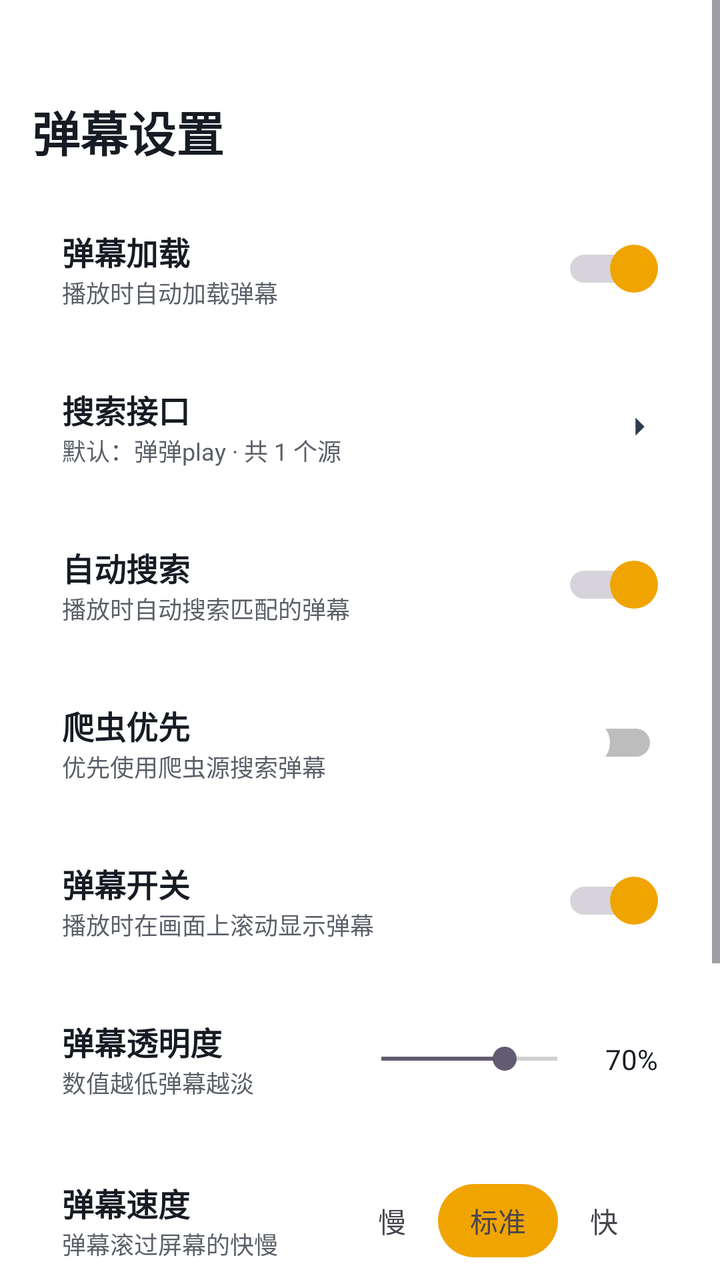
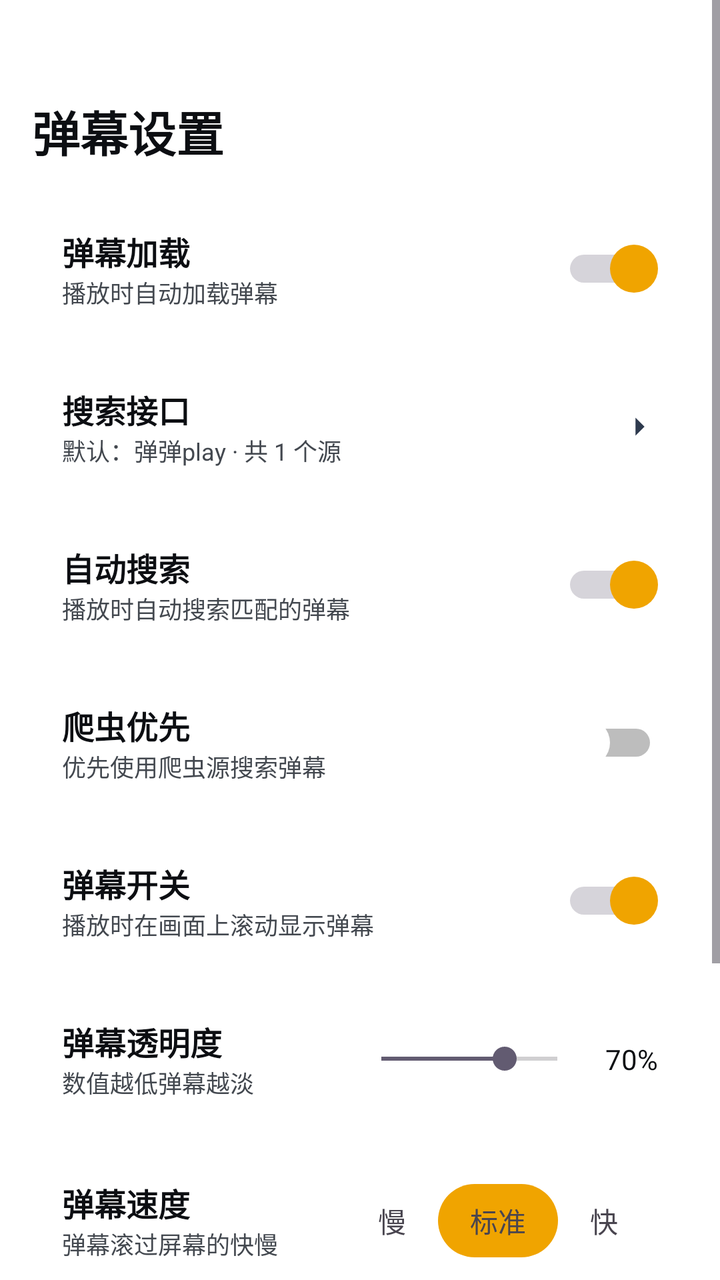

The first picture is an Android layout as it rendered before a commit; the second is the same layout after the commit. The layout source and the unified diff follow.
<!-- AndroidManifest.xml: another module's application theme Theme.App -->
<!-- res/layout/activity_danmaku_settings.xml -->
<?xml version="1.0" encoding="utf-8"?>
<ScrollView xmlns:android="http://schemas.android.com/apk/res/android"
    android:layout_width="match_parent"
    android:layout_height="match_parent"
    android:fillViewport="true">
    <LinearLayout
        android:layout_width="match_parent"
        android:layout_height="wrap_content"
        android:orientation="vertical"
        android:paddingLeft="16dp"
        android:paddingRight="16dp"
        android:paddingTop="48dp"
        android:paddingBottom="16dp">
        <TextView
            android:layout_width="wrap_content"
            android:layout_height="wrap_content"
            android:text="弹幕设置"
            android:textColor="#171B23"
            android:textSize="24sp"
            android:textStyle="bold"
            android:layout_marginBottom="16dp" />
        
        <LinearLayout
            android:layout_width="match_parent"
            android:layout_height="wrap_content"
            android:layout_marginBottom="8dp"
            android:background="@drawable/xc_setcard_v2"
            android:orientation="horizontal"
            android:padding="15dp"
            android:gravity="center_vertical">
            <LinearLayout
                android:layout_width="0dp"
                android:layout_height="wrap_content"
                android:layout_weight="1"
                android:orientation="vertical">
                <TextView
                    android:layout_width="wrap_content"
                    android:layout_height="wrap_content"
                    android:text="弹幕加载"
                    android:textColor="#171B23"
                    android:textSize="16sp"
                    android:textStyle="bold" />
                <TextView
                    android:layout_width="wrap_content"
                    android:layout_height="wrap_content"
                    android:text="播放时自动加载弹幕"
                    android:textColor="#5A5F68"
                    android:textSize="12sp" />
            </LinearLayout>
            <Switch android:id="@+id/switch_danmu_load" android:layout_width="wrap_content" android:layout_height="wrap_content" android:checked="true" android:thumb="@drawable/xc_switch_thumb"/>
        </LinearLayout>
        
        <LinearLayout
            android:id="@+id/card_danmu_api"
            android:layout_width="match_parent"
            android:layout_height="wrap_content"
            android:layout_marginBottom="8dp"
            android:background="@drawable/xc_setcard_v2"
            android:orientation="horizontal"
            android:padding="15dp"
            android:gravity="center_vertical"
            android:clickable="true"
            android:focusable="true">
            <LinearLayout
                android:layout_width="0dp"
                android:layout_height="wrap_content"
                android:layout_weight="1"
                android:orientation="vertical">
                <TextView
                    android:layout_width="wrap_content"
                    android:layout_height="wrap_content"
                    android:text="搜索接口"
                    android:textColor="#171B23"
                    android:textSize="16sp"
                    android:textStyle="bold" />
                <TextView
                    android:id="@+id/tv_danmu_api_desc"
                    android:layout_width="wrap_content"
                    android:layout_height="wrap_content"
                    android:text="默认：弹弹play · 共 1 个源"
                    android:textColor="#5A5F68"
                    android:textSize="12sp" />
            </LinearLayout>
            <ImageView android:layout_width="18dp" android:layout_height="18dp" android:src="@drawable/ic_chev_v2" />
        </LinearLayout>
        
        <LinearLayout
            android:layout_width="match_parent"
            android:layout_height="wrap_content"
            android:layout_marginBottom="8dp"
            android:background="@drawable/xc_setcard_v2"
            android:orientation="horizontal"
            android:padding="15dp"
            android:gravity="center_vertical">
            <LinearLayout
                android:layout_width="0dp"
                android:layout_height="wrap_content"
                android:layout_weight="1"
                android:orientation="vertical">
                <TextView
                    android:layout_width="wrap_content"
                    android:layout_height="wrap_content"
                    android:text="自动搜索"
                    android:textColor="#171B23"
                    android:textSize="16sp"
                    android:textStyle="bold" />
                <TextView
                    android:layout_width="wrap_content"
                    android:layout_height="wrap_content"
                    android:text="播放时自动搜索匹配的弹幕"
                    android:textColor="#5A5F68"
                    android:textSize="12sp" />
            </LinearLayout>
            <Switch android:id="@+id/switch_danmu_autosearch" android:layout_width="wrap_content" android:layout_height="wrap_content" android:checked="true" android:thumb="@drawable/xc_switch_thumb"/>
        </LinearLayout>
        
        <LinearLayout
            android:layout_width="match_parent"
            android:layout_height="wrap_content"
            android:layout_marginBottom="8dp"
            android:background="@drawable/xc_setcard_v2"
            android:orientation="horizontal"
            android:padding="15dp"
            android:gravity="center_vertical">
            <LinearLayout
                android:layout_width="0dp"
                android:layout_height="wrap_content"
                android:layout_weight="1"
                android:orientation="vertical">
                <TextView
                    android:layout_width="wrap_content"
                    android:layout_height="wrap_content"
                    android:text="爬虫优先"
                    android:textColor="#171B23"
                    android:textSize="16sp"
                    android:textStyle="bold" />
                <TextView
                    android:layout_width="wrap_content"
                    android:layout_height="wrap_content"
                    android:text="优先使用爬虫源搜索弹幕"
                    android:textColor="#5A5F68"
                    android:textSize="12sp" />
            </LinearLayout>
            <Switch android:id="@+id/switch_danmu_spider_first" android:layout_width="wrap_content" android:layout_height="wrap_content" android:checked="false" android:thumb="@drawable/xc_switch_thumb"/>
        </LinearLayout>
        
        <LinearLayout
            android:layout_width="match_parent"
            android:layout_height="wrap_content"
            android:layout_marginBottom="8dp"
            android:background="@drawable/xc_setcard_v2"
            android:orientation="horizontal"
            android:padding="15dp"
            android:gravity="center_vertical">
            <LinearLayout
                android:layout_width="0dp"
                android:layout_height="wrap_content"
                android:layout_weight="1"
                android:orientation="vertical">
                <TextView
                    android:layout_width="wrap_content"
                    android:layout_height="wrap_content"
                    android:text="弹幕开关"
                    android:textColor="#171B23"
                    android:textSize="16sp"
                    android:textStyle="bold" />
                <TextView
                    android:layout_width="wrap_content"
                    android:layout_height="wrap_content"
                    android:text="播放时在画面上滚动显示弹幕"
                    android:textColor="#5A5F68"
                    android:textSize="12sp" />
            </LinearLayout>
            <Switch android:id="@+id/switch_danmu_enable" android:layout_width="wrap_content" android:layout_height="wrap_content" android:checked="true" android:thumb="@drawable/xc_switch_thumb"/>
        </LinearLayout>
        
        <LinearLayout
            android:id="@+id/card_danmu_alpha"
            android:layout_width="match_parent"
            android:layout_height="wrap_content"
            android:layout_marginBottom="8dp"
            android:background="@drawable/xc_setcard_v2"
            android:orientation="horizontal"
            android:padding="15dp"
            android:gravity="center_vertical">
            <LinearLayout
                android:layout_width="0dp"
                android:layout_height="wrap_content"
                android:layout_weight="1"
                android:orientation="vertical">
                <TextView
                    android:layout_width="wrap_content"
                    android:layout_height="wrap_content"
                    android:text="弹幕透明度"
                    android:textColor="#171B23"
                    android:textSize="16sp"
                    android:textStyle="bold" />
                <TextView
                    android:layout_width="wrap_content"
                    android:layout_height="wrap_content"
                    android:text="数值越低弹幕越淡"
                    android:textColor="#5A5F68"
                    android:textSize="12sp" />
            </LinearLayout>
            <SeekBar
                android:id="@+id/seek_danmu_alpha"
                android:layout_width="120dp"
                android:layout_height="wrap_content"
                android:max="100"
                android:progress="70" />
            <TextView
                android:id="@+id/tv_danmu_alpha"
                android:layout_width="wrap_content"
                android:layout_height="wrap_content"
                android:text="70%"
                android:textColor="#171B23"
                android:textSize="14sp"
                android:layout_marginLeft="8dp" />
        </LinearLayout>
        
        <LinearLayout
            android:id="@+id/card_danmu_speed"
            android:layout_width="match_parent"
            android:layout_height="wrap_content"
            android:layout_marginBottom="8dp"
            android:background="@drawable/xc_setcard_v2"
            android:orientation="horizontal"
            android:padding="15dp"
            android:gravity="center_vertical">
            <LinearLayout
                android:layout_width="0dp"
                android:layout_height="wrap_content"
                android:layout_weight="1"
                android:orientation="vertical">
                <TextView
                    android:layout_width="wrap_content"
                    android:layout_height="wrap_content"
                    android:text="弹幕速度"
                    android:textColor="#171B23"
                    android:textSize="16sp"
                    android:textStyle="bold" />
                <TextView
                    android:layout_width="wrap_content"
                    android:layout_height="wrap_content"
                    android:text="弹幕滚过屏幕的快慢"
                    android:textColor="#5A5F68"
                    android:textSize="12sp" />
            </LinearLayout>
            <LinearLayout
                android:layout_width="wrap_content"
                android:layout_height="wrap_content"
                android:orientation="horizontal"
                android:background="@drawable/xc_seg_container" android:padding="4dp">
                <TextView android:id="@+id/speed_slow" android:layout_width="wrap_content" android:layout_height="wrap_content" android:paddingLeft="16dp" android:paddingRight="16dp" android:paddingTop="8dp" android:paddingBottom="8dp" android:text="慢" android:textSize="14sp" />
                <TextView android:id="@+id/speed_normal" android:layout_width="wrap_content" android:layout_height="wrap_content" android:paddingLeft="16dp" android:paddingRight="16dp" android:paddingTop="8dp" android:paddingBottom="8dp" android:text="标准" android:textSize="14sp" android:background="@drawable/xc_seg_selected" />
                <TextView android:id="@+id/speed_fast" android:layout_width="wrap_content" android:layout_height="wrap_content" android:paddingLeft="16dp" android:paddingRight="16dp" android:paddingTop="8dp" android:paddingBottom="8dp" android:text="快" android:textSize="14sp" />
            </LinearLayout>
        </LinearLayout>
        
        <LinearLayout
            android:id="@+id/card_danmu_size"
            android:layout_width="match_parent"
            android:layout_height="wrap_content"
            android:layout_marginBottom="8dp"
            android:background="@drawable/xc_setcard_v2"
            android:orientation="horizontal"
            android:padding="15dp"
            android:gravity="center_vertical">
            <LinearLayout
                android:layout_width="0dp"
                android:layout_height="wrap_content"
                android:layout_weight="1"
                android:orientation="vertical">
                <TextView
                    android:layout_width="wrap_content"
                    android:layout_height="wrap_content"
                    android:text="弹幕字号"
                    android:textColor="#171B23"
                    android:textSize="16sp"
                    android:textStyle="bold" />
                <TextView
                    android:layout_width="wrap_content"
                    android:layout_height="wrap_content"
                    android:text="弹幕文字的大小"
                    android:textColor="#5A5F68"
                    android:textSize="12sp" />
            </LinearLayout>
            <LinearLayout
                android:layout_width="wrap_content"
                android:layout_height="wrap_content"
                android:orientation="horizontal"
                android:background="@drawable/xc_seg_container" android:padding="4dp">
                <TextView android:id="@+id/size_small" android:layout_width="wrap_content" android:layout_height="wrap_content" android:paddingLeft="16dp" android:paddingRight="16dp" android:paddingTop="8dp" android:paddingBottom="8dp" android:text="小" android:textSize="14sp" />
                <TextView android:id="@+id/size_medium" android:layout_width="wrap_content" android:layout_height="wrap_content" android:paddingLeft="16dp" android:paddingRight="16dp" android:paddingTop="8dp" android:paddingBottom="8dp" android:text="中" android:textSize="14sp" android:background="@drawable/xc_seg_selected" />
                <TextView android:id="@+id/size_large" android:layout_width="wrap_content" android:layout_height="wrap_content" android:paddingLeft="16dp" android:paddingRight="16dp" android:paddingTop="8dp" android:paddingBottom="8dp" android:text="大" android:textSize="14sp" />
            </LinearLayout>
        </LinearLayout>
        
        <LinearLayout
            android:id="@+id/card_danmu_area"
            android:layout_width="match_parent"
            android:layout_height="wrap_content"
            android:layout_marginBottom="8dp"
            android:background="@drawable/xc_setcard_v2"
            android:orientation="horizontal"
            android:padding="15dp"
            android:gravity="center_vertical">
            <LinearLayout
                android:layout_width="0dp"
                android:layout_height="wrap_content"
                android:layout_weight="1"
                android:orientation="vertical">
                <TextView
                    android:layout_width="wrap_content"
                    android:layout_height="wrap_content"
                    android:text="弹幕显示区域"
                    android:textColor="#171B23"
                    android:textSize="16sp"
                    android:textStyle="bold" />
                <TextView
                    android:layout_width="wrap_content"
                    android:layout_height="wrap_content"
                    android:text="弹幕可以出现的画面范围"
                    android:textColor="#5A5F68"
                    android:textSize="12sp" />
            </LinearLayout>
            <LinearLayout
                android:layout_width="wrap_content"
                android:layout_height="wrap_content"
                android:orientation="horizontal"
                android:background="@drawable/xc_seg_container" android:padding="4dp">
                <TextView android:id="@+id/area_top" android:layout_width="wrap_content" android:layout_height="wrap_content" android:paddingLeft="12dp" android:paddingRight="12dp" android:paddingTop="8dp" android:paddingBottom="8dp" android:text="上半屏" android:textSize="13sp" android:background="@drawable/xc_seg_selected" />
                <TextView android:id="@+id/area_full" android:layout_width="wrap_content" android:layout_height="wrap_content" android:paddingLeft="12dp" android:paddingRight="12dp" android:paddingTop="8dp" android:paddingBottom="8dp" android:text="全屏" android:textSize="13sp" />
                <TextView android:id="@+id/area_bottom" android:layout_width="wrap_content" android:layout_height="wrap_content" android:paddingLeft="12dp" android:paddingRight="12dp" android:paddingTop="8dp" android:paddingBottom="8dp" android:text="下半屏" android:textSize="13sp" />
            </LinearLayout>
        </LinearLayout>
    </LinearLayout>
</ScrollView>
<!-- resources referenced by this layout -->
<resources>
  <!-- drawable ic_chev_v2 (drawable) -->
  <?xml version="1.0" encoding="utf-8"?>
  <vector xmlns:android="http://schemas.android.com/apk/res/android"
      android:width="18dp"
      android:height="18dp"
      android:viewportWidth="24"
      android:viewportHeight="24">
      <path
          android:fillColor="#2E3A4E"
          android:pathData="M9,6l6,6l-6,6" />
  </vector>
  <!-- drawable xc_seg_container (drawable) -->
  <?xml version="1.0" encoding="utf-8"?>
  <shape xmlns:android="http://schemas.android.com/apk/res/android" android:shape="rectangle">
      <corners android:radius="20dp" />
      <solid android:color="#FFFFFF" />
  </shape>
  <!-- drawable xc_seg_selected (drawable) -->
  <?xml version="1.0" encoding="utf-8"?>
  <shape xmlns:android="http://schemas.android.com/apk/res/android" android:shape="rectangle">
      <corners android:radius="20dp" />
      <solid android:color="#f0a400" />
  </shape>
  <!-- drawable xc_setcard_v2 (drawable) -->
  <?xml version="1.0" encoding="utf-8"?>
  <shape xmlns:android="http://schemas.android.com/apk/res/android" android:shape="rectangle">
      <corners android:radius="10dp" />
      <solid android:color="#57FFFFFF" />
      <stroke android:width="1dp" android:color="#61FFFFFF" />
  </shape>
  <!-- drawable xc_switch_thumb (drawable) -->
  <?xml version="1.0" encoding="utf-8"?>
  <selector xmlns:android="http://schemas.android.com/apk/res/android">
      <item android:state_checked="true">
          <shape android:shape="oval">
              <solid android:color="#f0a400" />
              <size android:width="24dp" android:height="24dp" />
          </shape>
      </item>
      <item>
          <shape android:shape="oval">
              <solid android:color="#FFFFFF" />
              <size android:width="24dp" android:height="24dp" />
          </shape>
      </item>
  </selector>
  <style name="Theme.App" parent="Theme.XingChen">
          <item name="android:windowDisablePreview">true</item>
          <item name="android:windowSplashScreenBackground">#000000</item>
          <item name="android:windowBackground">#000000</item>
      </style>
  <style name="Theme.XingChen" parent="Theme.Material3.DayNight.NoActionBar">
          <item name="android:windowBackground">@android:color/transparent</item>
                <item name="android:colorBackground">@android:color/transparent</item>
          <item name="colorPrimary">#f0a400</item>
          <item name="colorPrimaryVariant">#c07f00</item>
          <item name="colorOnPrimary">@android:color/white</item>
      </style>
</resources>

<!-- the commit's change to res/layout/activity_danmaku_settings.xml (unified diff, before → after) -->
@@ -15,7 +15,7 @@
             android:layout_width="wrap_content"
             android:layout_height="wrap_content"
             android:text="弹幕设置"
-            android:textColor="#171B23"
+            android:textColor="#0C0E12"
             android:textSize="24sp"
             android:textStyle="bold"
             android:layout_marginBottom="16dp" />
@@ -37,14 +37,14 @@
                     android:layout_width="wrap_content"
                     android:layout_height="wrap_content"
                     android:text="弹幕加载"
-                    android:textColor="#171B23"
+                    android:textColor="#0C0E12"
                     android:textSize="16sp"
                     android:textStyle="bold" />
                 <TextView
                     android:layout_width="wrap_content"
                     android:layout_height="wrap_content"
                     android:text="播放时自动加载弹幕"
-                    android:textColor="#5A5F68"
+                    android:textColor="#43484F"
                     android:textSize="12sp" />
             </LinearLayout>
             <Switch android:id="@+id/switch_danmu_load" android:layout_width="wrap_content" android:layout_height="wrap_content" android:checked="true" android:thumb="@drawable/xc_switch_thumb"/>
@@ -70,7 +70,7 @@
                     android:layout_width="wrap_content"
                     android:layout_height="wrap_content"
                     android:text="搜索接口"
-                    android:textColor="#171B23"
+                    android:textColor="#0C0E12"
                     android:textSize="16sp"
                     android:textStyle="bold" />
                 <TextView
@@ -78,7 +78,7 @@
                     android:layout_width="wrap_content"
                     android:layout_height="wrap_content"
                     android:text="默认：弹弹play · 共 1 个源"
-                    android:textColor="#5A5F68"
+                    android:textColor="#43484F"
                     android:textSize="12sp" />
             </LinearLayout>
             <ImageView android:layout_width="18dp" android:layout_height="18dp" android:src="@drawable/ic_chev_v2" />
@@ -101,14 +101,14 @@
                     android:layout_width="wrap_content"
                     android:layout_height="wrap_content"
                     android:text="自动搜索"
-                    android:textColor="#171B23"
+                    android:textColor="#0C0E12"
                     android:textSize="16sp"
                     android:textStyle="bold" />
                 <TextView
                     android:layout_width="wrap_content"
                     android:layout_height="wrap_content"
                     android:text="播放时自动搜索匹配的弹幕"
-                    android:textColor="#5A5F68"
+                    android:textColor="#43484F"
                     android:textSize="12sp" />
             </LinearLayout>
             <Switch android:id="@+id/switch_danmu_autosearch" android:layout_width="wrap_content" android:layout_height="wrap_content" android:checked="true" android:thumb="@drawable/xc_switch_thumb"/>
@@ -131,14 +131,14 @@
                     android:layout_width="wrap_content"
                     android:layout_height="wrap_content"
                     android:text="爬虫优先"
-                    android:textColor="#171B23"
+                    android:textColor="#0C0E12"
                     android:textSize="16sp"
                     android:textStyle="bold" />
                 <TextView
                     android:layout_width="wrap_content"
                     android:layout_height="wrap_content"
                     android:text="优先使用爬虫源搜索弹幕"
-                    android:textColor="#5A5F68"
+                    android:textColor="#43484F"
                     android:textSize="12sp" />
             </LinearLayout>
             <Switch android:id="@+id/switch_danmu_spider_first" android:layout_width="wrap_content" android:layout_height="wrap_content" android:checked="false" android:thumb="@drawable/xc_switch_thumb"/>
@@ -161,14 +161,14 @@
                     android:layout_width="wrap_content"
                     android:layout_height="wrap_content"
                     android:text="弹幕开关"
-                    android:textColor="#171B23"
+                    android:textColor="#0C0E12"
                     android:textSize="16sp"
                     android:textStyle="bold" />
                 <TextView
                     android:layout_width="wrap_content"
                     android:layout_height="wrap_content"
                     android:text="播放时在画面上滚动显示弹幕"
-                    android:textColor="#5A5F68"
+                    android:textColor="#43484F"
                     android:textSize="12sp" />
             </LinearLayout>
             <Switch android:id="@+id/switch_danmu_enable" android:layout_width="wrap_content" android:layout_height="wrap_content" android:checked="true" android:thumb="@drawable/xc_switch_thumb"/>
@@ -192,14 +192,14 @@
                     android:layout_width="wrap_content"
                     android:layout_height="wrap_content"
                     android:text="弹幕透明度"
-                    android:textColor="#171B23"
+                    android:textColor="#0C0E12"
                     android:textSize="16sp"
                     android:textStyle="bold" />
                 <TextView
                     android:layout_width="wrap_content"
                     android:layout_height="wrap_content"
                     android:text="数值越低弹幕越淡"
-                    android:textColor="#5A5F68"
+                    android:textColor="#43484F"
                     android:textSize="12sp" />
             </LinearLayout>
             <SeekBar
@@ -213,7 +213,7 @@
                 android:layout_width="wrap_content"
                 android:layout_height="wrap_content"
                 android:text="70%"
-                android:textColor="#171B23"
+                android:textColor="#0C0E12"
                 android:textSize="14sp"
                 android:layout_marginLeft="8dp" />
         </LinearLayout>
@@ -236,14 +236,14 @@
                     android:layout_width="wrap_content"
                     android:layout_height="wrap_content"
                     android:text="弹幕速度"
-                    android:textColor="#171B23"
+                    android:textColor="#0C0E12"
                     android:textSize="16sp"
                     android:textStyle="bold" />
                 <TextView
                     android:layout_width="wrap_content"
                     android:layout_height="wrap_content"
                     android:text="弹幕滚过屏幕的快慢"
-                    android:textColor="#5A5F68"
+                    android:textColor="#43484F"
                     android:textSize="12sp" />
             </LinearLayout>
             <LinearLayout
@@ -275,14 +275,14 @@
                     android:layout_width="wrap_content"
                     android:layout_height="wrap_content"
                     android:text="弹幕字号"
-                    android:textColor="#171B23"
+                    android:textColor="#0C0E12"
                     android:textSize="16sp"
                     android:textStyle="bold" />
                 <TextView
                     android:layout_width="wrap_content"
                     android:layout_height="wrap_content"
                     android:text="弹幕文字的大小"
-                    android:textColor="#5A5F68"
+                    android:textColor="#43484F"
                     android:textSize="12sp" />
             </LinearLayout>
             <LinearLayout
@@ -314,14 +314,14 @@
                     android:layout_width="wrap_content"
                     android:layout_height="wrap_content"
                     android:text="弹幕显示区域"
-                    android:textColor="#171B23"
+                    android:textColor="#0C0E12"
                     android:textSize="16sp"
                     android:textStyle="bold" />
                 <TextView
                     android:layout_width="wrap_content"
                     android:layout_height="wrap_content"
                     android:text="弹幕可以出现的画面范围"
-                    android:textColor="#5A5F68"
+                    android:textColor="#43484F"
                     android:textSize="12sp" />
             </LinearLayout>
             <LinearLayout
